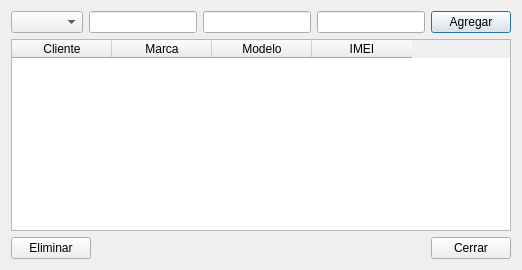
Above: app/ui/dispositivos.ui from galdotech/app_mateo before the change. Below: the same form after it.
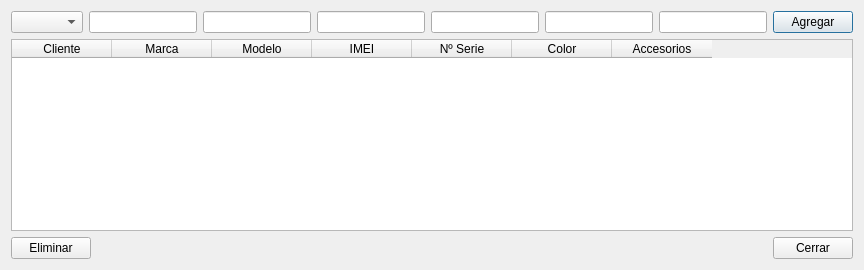
That is the form after the change.

```diff
--- a/app/ui/dispositivos.ui
+++ b/app/ui/dispositivos.ui
@@ -20,6 +20,15 @@
      <item>
       <widget class="QLineEdit" name="lineEditIMEI"/>
      </item>
+     <item>
+      <widget class="QLineEdit" name="lineEditSerie"/>
+     </item>
+     <item>
+      <widget class="QLineEdit" name="lineEditColor"/>
+     </item>
+     <item>
+      <widget class="QLineEdit" name="lineEditAccesorios"/>
+     </item>
      <item>
       <widget class="QPushButton" name="btnAgregar">
        <property name="text">
@@ -32,7 +41,7 @@
    <item>
     <widget class="QTableWidget" name="tableDispositivos">
      <property name="columnCount">
-      <number>4</number>
+      <number>7</number>
      </property>
      <property name="selectionBehavior">
       <enum>QAbstractItemView::SelectRows</enum>
@@ -57,6 +66,21 @@
        <string>IMEI</string>
       </property>
      </column>
+     <column>
+      <property name="text">
+       <string>Nº Serie</string>
+      </property>
+     </column>
+     <column>
+      <property name="text">
+       <string>Color</string>
+      </property>
+     </column>
+     <column>
+      <property name="text">
+       <string>Accesorios</string>
+      </property>
+     </column>
     </widget>
    </item>
    <item>
```
Left out of the diff: 2 changed lines with no effect on the pictures.
